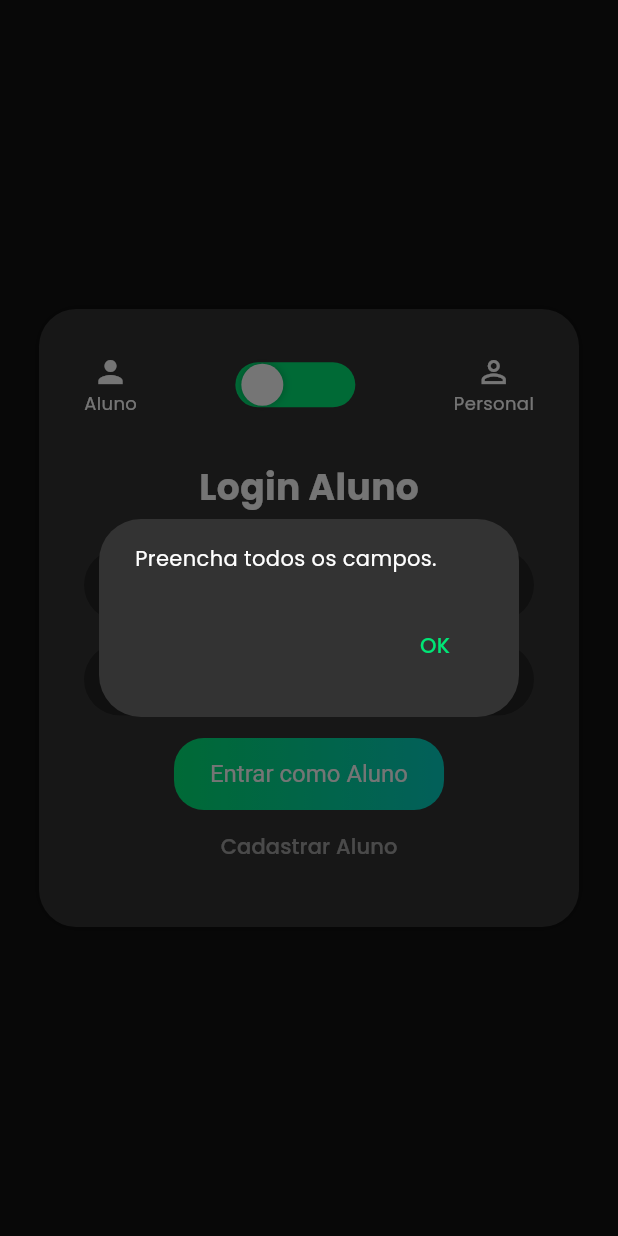
After one commit to maypires/duckfit, a Flutter app: the screen it shows after launch, after a tap on "Entrar como Aluno", on a phone screen of 412 x 824 dp. The commit adds this screen. Run offline on Flutter 3.47's test engine with Material 3 defaults, Android fonts, the phone set to English and light mode, and no system bars; our stand-ins replace fl_chart, google_fonts, shared_preferences.

Commit message:
Adição de widgets genericos, e tela inicial.

```diff
--- a/lib/main.dart
+++ b/lib/main.dart
@@ -1,10 +1,36 @@
 import 'package:flutter/material.dart';
-import 'screens/tela_home.dart';
-import 'theme/cores_app.dart';
+import 'package:google_fonts/google_fonts.dart';
+import 'screens/tela_login.dart';
+// import 'screens/tela_home.dart';
+// import 'screens/tela_dieta.dart';
+// import 'theme/cores_app.dart';
 
 void main() {
-  runApp(const DuckFitApp());
+  runApp(const DuckFitLoginApp());
 }
+
+class DuckFitLoginApp extends StatelessWidget {
+  const DuckFitLoginApp({super.key});
+
+  @override
+  Widget build(BuildContext context) {
+    return MaterialApp(
+      debugShowCheckedModeBanner: false,
+      theme: ThemeData.dark().copyWith(
+        textTheme: GoogleFonts.poppinsTextTheme(
+          ThemeData.dark().textTheme,
+        ),
+      ),
+      home: const TelaLogin(),
+    );
+  }
+}
+
+/*
+// --- main antigo comentado ---
+import 'screens/tela_home.dart';
+import 'screens/tela_dieta.dart';
+import 'theme/cores_app.dart';
 
 class DuckFitApp extends StatefulWidget {
   const DuckFitApp({super.key});
@@ -14,8 +40,7 @@ class DuckFitApp extends StatefulWidget {
 }
 
 class HomeScreenState extends State<DuckFitApp> {
-
-  int _indiceAtual = 0;
+  int _indiceAtual = 2; // Começa na home (índice 2)
 
   void onItemTapped(int index) {
     setState(() {
@@ -23,23 +48,47 @@ class HomeScreenState extends State<DuckFitApp> {
     });
   }
 
+  void irParaDieta() {
+    setState(() {
+      _indiceAtual = 0;
+    });
+  }
+
   @override
   Widget build(BuildContext context) {
-    final telas = [
-      TelaHome(
-        onCardTap: onItemTapped,
-        indiceAtual: _indiceAtual,
-        onTabSelected: onItemTapped,
-      ),
-      // Adicione outras telas conforme necessário, seguindo o mesmo padrão
-    ];
+    Widget tela;
+    switch (_indiceAtual) {
+      case 0:
+        tela = TelaDieta(
+          onNutriTap: () {},
+          onMonteTap: () {},
+          indiceAtual: _indiceAtual,
+          onTabSelected: onItemTapped,
+        );
+        break;
+      default:
+        tela = TelaHome(
+          onCardTap: (index) {
+            if (index == 0) {
+              irParaDieta();
+            }
+            // Se quiser tratar outros cards, adicione aqui
+          },
+          indiceAtual: _indiceAtual,
+          onTabSelected: onItemTapped,
+        );
+    }
 
     return MaterialApp(
       debugShowCheckedModeBanner: false,
       theme: ThemeData.dark().copyWith(
         scaffoldBackgroundColor: CoresApp.fundo,
+        textTheme: GoogleFonts.poppinsTextTheme(
+          ThemeData.dark().textTheme,
+        ),
       ),
-      home: telas[0], // Sempre mostra a TelaHome, que agora gerencia navegação
+      home: tela,
     );
   }
 }
+*/
--- /dev/null
+++ b/lib/screens/tela_login.dart
@@ -0,0 +1,202 @@
+import 'package:flutter/material.dart';
+import 'package:shared_preferences/shared_preferences.dart';
+import 'package:google_fonts/google_fonts.dart'; // Importa Google Fonts
+import '../theme/cores_app.dart';
+import '../widgets/botao_degrade.dart';
+
+class TelaLogin extends StatefulWidget {
+  const TelaLogin({super.key});
+
+  @override
+  State<TelaLogin> createState() => _TelaLoginState();
+}
+
+class _TelaLoginState extends State<TelaLogin> {
+  bool isPersonal = false;
+  bool modoCadastro = false;
+
+  final TextEditingController nomeController = TextEditingController();
+  final TextEditingController senhaController = TextEditingController();
+
+  Future<void> fazerLoginOuCadastro() async {
+    final nome = nomeController.text.trim();
+    final senha = senhaController.text.trim();
+    final prefs = await SharedPreferences.getInstance();
+
+    if (nome.isEmpty || senha.isEmpty) {
+      _mostrarMensagem("Preencha todos os campos.");
+      return;
+    }
+
+    if (modoCadastro) {
+      if (isPersonal) {
+        _mostrarMensagem("Cadastro disponível apenas para Aluno.");
+        return;
+      }
+      await prefs.setString('aluno_$nome', senha);
+      _mostrarMensagem("Aluno cadastrado com sucesso!\nNome: $nome");
+      setState(() => modoCadastro = false);
+      return;
+    }
+
+    if (isPersonal) {
+      _mostrarMensagem("Login como Personal:\nNome: $nome\nSenha: $senha");
+    } else {
+      final senhaSalva = prefs.getString('aluno_$nome');
+      if (senhaSalva == senha) {
+        _mostrarMensagem("Login bem-sucedido como Aluno: $nome");
+      } else {
+        _mostrarMensagem("Aluno não encontrado ou senha incorreta.");
+      }
+    }
+  }
+
+  void _mostrarMensagem(String msg) {
+    showDialog(
+      context: context,
+      builder: (_) => AlertDialog(
+        backgroundColor: CoresApp.cinzaEscuro,
+        content: Text(msg, style: const TextStyle(color: Colors.white)),
+        actions: [
+          TextButton(
+            child: const Text("OK", style: TextStyle(color: CoresApp.verdePrincipal)),
+            onPressed: () => Navigator.pop(context),
+          ),
+        ],
+      ),
+    );
+  }
+
+  @override
+  Widget build(BuildContext context) {
+    final alunoTheme = !isPersonal;
+
+    return Scaffold(
+      backgroundColor: CoresApp.fundo,
+      body: Center(
+        child: Container(
+          width: 360,
+          padding: const EdgeInsets.all(30),
+          decoration: BoxDecoration(
+            color: CoresApp.cinzaEscuro,
+            borderRadius: BorderRadius.circular(25),
+            boxShadow: const [BoxShadow(color: Colors.black26, blurRadius: 10)],
+          ),
+          child: Column(
+            mainAxisSize: MainAxisSize.min,
+            children: [
+              // Alternância de usuário
+              Row(
+                mainAxisAlignment: MainAxisAlignment.spaceBetween,
+                children: [
+                  _iconeUsuario(Icons.person, "Aluno"),
+                  GestureDetector(
+                    onTap: () {
+                      setState(() {
+                        isPersonal = !isPersonal;
+                        modoCadastro = false;
+                      });
+                    },
+                    child: AnimatedContainer(
+                      duration: const Duration(milliseconds: 300),
+                      width: 80,
+                      height: 30,
+                      padding: const EdgeInsets.symmetric(horizontal: 2),
+                      decoration: BoxDecoration(
+                        color: alunoTheme ? CoresApp.verdePrincipal : Colors.blue,
+                        borderRadius: BorderRadius.circular(40),
+                      ),
+                      child: Stack(
+                        children: [
+                          AnimatedPositioned(
+                            duration: const Duration(milliseconds: 300),
+                            left: isPersonal ? 50 : 2,
+                            top: 1,
+                            child: Container(
+                              width: 28,
+                              height: 28,
+                              decoration: const BoxDecoration(
+                                shape: BoxShape.circle,
+                                color: Colors.white,
+                                boxShadow: [
+                                  BoxShadow(color: Colors.black26, blurRadius: 4),
+                                ],
+                              ),
+                            ),
+                          ),
+                        ],
+                      ),
+                    ),
+                  ),
+                  _iconeUsuario(Icons.person_outline, "Personal"),
+                ],
+              ),
+              const SizedBox(height: 30),
+              Text(
+                modoCadastro
+                    ? "Cadastro Aluno"
+                    : isPersonal
+                    ? "Login Personal"
+                    : "Login Aluno",
+                style: GoogleFonts.poppins(
+                  fontSize: 24,
+                  fontWeight: FontWeight.bold,
+                  color: Colors.white,
+                ),
+              ),
+              const SizedBox(height: 25),
+              _campoTexto(nomeController, isPersonal ? "Nome do Personal" : "Nome do Aluno"),
+              const SizedBox(height: 15),
+              _campoTexto(senhaController, isPersonal ? "Senha do Personal" : "Senha do Aluno", senha: true),
+              const SizedBox(height: 15),
+              BotaoDegrade(
+                label: modoCadastro
+                    ? "Cadastrar"
+                    : isPersonal
+                    ? "Entrar como Personal"
+                    : "Entrar como Aluno",
+                onPressed: fazerLoginOuCadastro,
+              ),
+              if (!isPersonal)
+                TextButton(
+                  onPressed: () => setState(() => modoCadastro = !modoCadastro),
+                  child: Text(
+                    modoCadastro ? "Voltar para Login" : "Cadastrar Aluno",
+                    style: GoogleFonts.poppins(color: Colors.white54),
+                  ),
+                ),
+            ],
+          ),
+        ),
+      ),
+    );
+  }
+
+  Widget _campoTexto(TextEditingController controller, String texto, {bool senha = false}) {
+    return TextField(
+      controller: controller,
+      obscureText: senha,
+      style: GoogleFonts.poppins(color: Colors.white),
+      decoration: InputDecoration(
+        hintText: texto,
+        hintStyle: GoogleFonts.poppins(color: Colors.white54),
+        filled: true,
+        fillColor: CoresApp.fundo.withOpacity(0.5),
+        border: OutlineInputBorder(
+          borderRadius: BorderRadius.circular(30),
+          borderSide: BorderSide.none,
+        ),
+        contentPadding: const EdgeInsets.symmetric(horizontal: 20),
+      ),
+    );
+  }
+
+  Column _iconeUsuario(IconData icon, String label) {
+    return Column(
+      children: [
+        Icon(icon, size: 24, color: Colors.white),
+        Text(label, style: GoogleFonts.poppins(color: Colors.white, fontSize: 12)),
+      ],
+    );
+  }
+}
--- a/lib/widgets/barra_superior.dart
+++ b/lib/widgets/barra_superior.dart
@@ -19,19 +19,19 @@ class BarraSuperior extends StatelessWidget {
           children: [
             const CircleAvatar(
               backgroundImage: AssetImage('assets/perfil.jpg'),
-              radius: 25,
+              radius: 23,
             ),
             const SizedBox(width: 10),
             Column(
               crossAxisAlignment: CrossAxisAlignment.start,
               children: const [
-                Text('Bem-vindo!', style: TextStyle(color: Colors.white70, fontSize: 14)),
+                Text('Bem-vindo!', style: TextStyle(color: Colors.white70, fontSize: 12)),
                 Text(
                   'Chris Bumstead',
                   style: TextStyle(
                     color: Colors.white,
                     fontWeight: FontWeight.bold,
-                    fontSize: 16,
+                    fontSize: 14,
                   ),
                 ),
               ],
--- /dev/null
+++ b/lib/widgets/botao_degrade.dart
@@ -0,0 +1,42 @@
+import 'package:flutter/material.dart';
+import '../theme/cores_app.dart';
+
+class BotaoDegrade extends StatelessWidget {
+  final String label;
+  final VoidCallback onPressed;
+
+  const BotaoDegrade({
+    Key? key,
+    required this.label,
+    required this.onPressed,
+  }) : super(key: key);
+
+  @override
+  Widget build(BuildContext context) {
+    return Container(
+      decoration: BoxDecoration(
+        gradient: const LinearGradient(
+          colors: [
+            CoresApp.verdePrincipal,
+            CoresApp.verdeAgua,
+          ],
+          begin: Alignment.centerLeft,
+          end: Alignment.centerRight,
+        ),
+        borderRadius: BorderRadius.circular(20),
+      ),
+      child: TextButton(
+        style: TextButton.styleFrom(
+          padding: const EdgeInsets.symmetric(horizontal: 24, vertical: 12),
+          foregroundColor: Colors.white,
+          textStyle: const TextStyle(fontSize: 16),
+          shape: RoundedRectangleBorder(
+            borderRadius: BorderRadius.circular(20),
+          ),
+        ),
+        onPressed: onPressed,
+        child: Text(label),
+      ),
+    );
+  }
+}
--- a/pubspec.yaml
+++ b/pubspec.yaml
@@ -35,6 +35,8 @@ dependencies:
   # Use with the CupertinoIcons class for iOS style icons.
   cupertino_icons: ^1.0.8
   fl_chart: ^0.66.2  # Adicione esta linha para usar o fl_chart
+  google_fonts: ^6.2.1 # Adicione esta linha
+  shared_preferences: ^2.2.2 # Adicione esta linha
 
 dev_dependencies:
   flutter_test:
@@ -60,6 +62,8 @@ flutter:
 
   assets:
     - assets/
+
+  # Removido o bloco fonts: pois agora usamos google_fonts
 
   # To add assets to your application, add an assets section, like this:
   # assets:
```
Also changed, not shown: lib/screens/tela_dieta.dart (+58 -0 lines), lib/widgets/card_com_botao.dart (added, +79 -0 lines), pubspec.lock, 1 other file.
